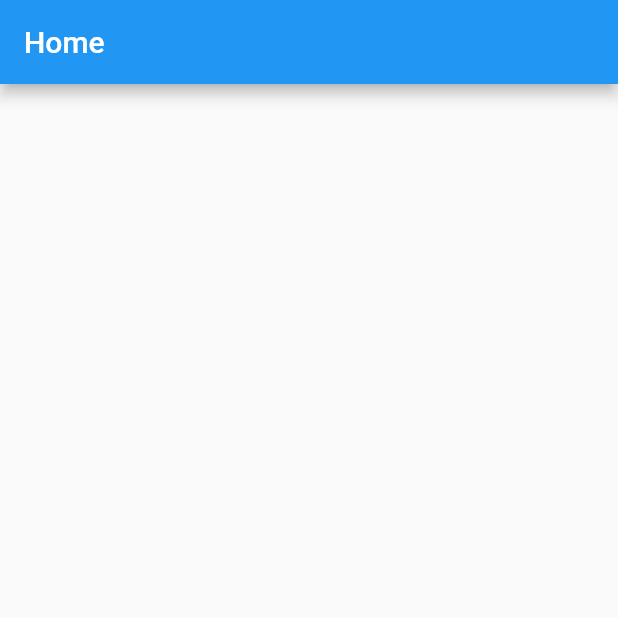
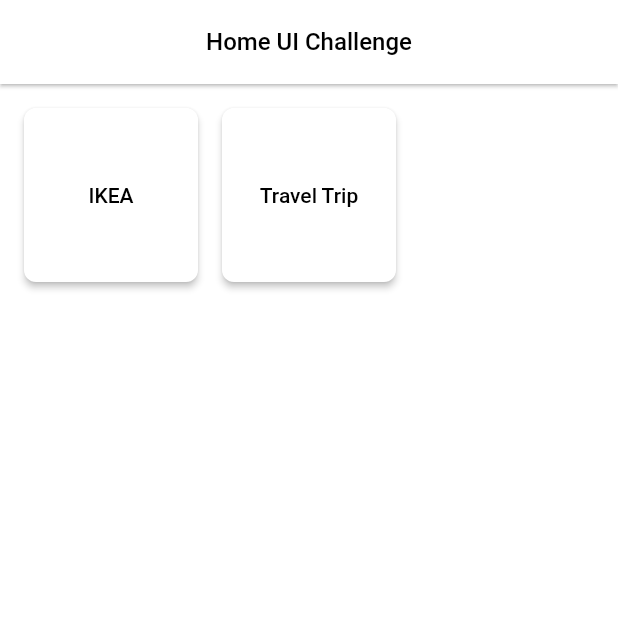
Before and after one commit to aguzri10/ui_challenge, a Flutter app: the screen it shows after launch, on a phone screen of 412 x 824 dp, the top half of it. Run offline on Flutter 3.47's test engine with Material 2 defaults, Android fonts, the phone set to English and light mode, and no system bars; our stand-ins replace flutter_svg.

Commit message:
ikea page update

```diff
--- a/lib/main.dart
+++ b/lib/main.dart
@@ -1,4 +1,5 @@
 import 'package:flutter/material.dart';
+import 'package:flutter/services.dart';
 import 'package:ui_challenge/routes/router.dart' as router;
 
 void main() {
@@ -9,10 +10,18 @@ class MyApp extends StatelessWidget {
   const MyApp({Key? key}) : super(key: key);
   @override
   Widget build(BuildContext context) {
+    SystemChrome.setPreferredOrientations([
+      DeviceOrientation.portraitUp,
+    ]);
+    SystemChrome.setSystemUIOverlayStyle(
+      const SystemUiOverlayStyle(statusBarColor: Colors.transparent),
+    );
+
     return MaterialApp(
-      title: 'Flutter Demo',
+      title: 'UI Challenge',
       theme: ThemeData(
-        primarySwatch: Colors.blue,
+        primaryColor: Colors.white,
+        scaffoldBackgroundColor: Colors.white,
       ),
       onGenerateRoute: router.Router.generateRoute,
     );
--- /dev/null
+++ b/lib/models/menu.dart
@@ -0,0 +1,7 @@
+class MenuModel {
+  final String? name;
+
+  MenuModel({this.name});
+}
+
+List<MenuModel> menus = [MenuModel(name: 'Travel Trip')];
--- a/lib/pages/index.dart
+++ b/lib/pages/index.dart
@@ -1,4 +1,6 @@
 import 'package:flutter/material.dart';
+import 'package:ui_challenge/routes/route_name.dart';
+import 'package:ui_challenge/widgets/menu.dart';
 
 class MainPage extends StatefulWidget {
   const MainPage({Key? key}) : super(key: key);
@@ -12,9 +14,54 @@ class _MainPageState extends State<MainPage> {
   Widget build(BuildContext context) {
     return Scaffold(
       appBar: AppBar(
-        title: const Text('Home'),
+        backgroundColor: Colors.white,
+        titleTextStyle: const TextStyle(
+          color: Colors.black,
+          fontSize: 16,
+          fontWeight: FontWeight.w500,
+        ),
+        title: const Text('Home UI Challenge'),
+        centerTitle: true,
+        elevation: 1,
       ),
-      body: const SizedBox(),
+      body: _MenuGrid(
+        travelTrip: () {
+          Navigator.pushNamedAndRemoveUntil(
+              context, travelDetailRoute, (route) => false);
+        },
+        ikea: () {
+          Navigator.pushNamedAndRemoveUntil(
+              context, ikeaHomeRoute, (route) => false);
+        },
+      ),
     );
   }
 }
+
+class _MenuGrid extends StatelessWidget {
+  const _MenuGrid({Key? key, this.travelTrip, this.ikea}) : super(key: key);
+
+  final Function()? travelTrip, ikea;
+
+  @override
+  Widget build(BuildContext context) {
+    return GridView.count(
+      padding: const EdgeInsets.all(16),
+      crossAxisCount: 3,
+      mainAxisSpacing: 16,
+      crossAxisSpacing: 16,
+      children: [
+        MenuWidget(
+          onTap: ikea,
+          icon: 'icon',
+          label: 'IKEA',
+        ),
+        MenuWidget(
+          onTap: travelTrip,
+          icon: 'icon',
+          label: 'Travel Trip',
+        ),
+      ],
+    );
+  }
+}
--- a/lib/routes/route_name.dart
+++ b/lib/routes/route_name.dart
@@ -1,2 +1,8 @@
 const String root = '/';
 const String mainRoute = '/main';
+
+// Travel Trip
+const String travelDetailRoute = '/main/travel-trip';
+
+// IKEA
+const String ikeaHomeRoute = '/ikea-home';
--- a/lib/routes/router.dart
+++ b/lib/routes/router.dart
@@ -1,5 +1,7 @@
 import 'package:flutter/material.dart';
+import 'package:ui_challenge/pages/ikea/index.dart';
 import 'package:ui_challenge/pages/index.dart';
+import 'package:ui_challenge/pages/travel-trip/detail.dart';
 import 'package:ui_challenge/root.dart';
 import 'package:ui_challenge/routes/route_name.dart';
 
@@ -10,6 +12,12 @@ class Router {
         return MaterialPageRoute(builder: (_) => const Root());
       case mainRoute:
         return MaterialPageRoute(builder: (_) => const MainPage());
+      case travelDetailRoute:
+        return MaterialPageRoute(builder: (_) => const DetailTrip());
+
+      // IKEA
+      case ikeaHomeRoute:
+        return MaterialPageRoute(builder: (_) => const IkeaMainPage());
       default:
         return null;
     }
--- /dev/null
+++ b/lib/services/assets.dart
@@ -0,0 +1,4 @@
+const String ikeaLogo = 'assets/images/ikea/IKEA-Logo.png';
+const String ikeaBanner = 'assets/images/ikea/Banner.png';
+const String ikeaSearch = 'assets/svg/ikea/Search.svg';
+const String ikeaBuy = 'assets/svg/ikea/Buy.svg';
--- /dev/null
+++ b/lib/widgets/menu.dart
@@ -0,0 +1,43 @@
+import 'package:flutter/material.dart';
+
+class MenuWidget extends StatelessWidget {
+  const MenuWidget({
+    Key? key,
+    this.onTap,
+    required this.icon,
+    required this.label,
+  }) : super(key: key);
+
+  final Function()? onTap;
+  final String? icon, label;
+
+  @override
+  Widget build(BuildContext context) {
+    return ElevatedButton(
+      style: ElevatedButton.styleFrom(
+        primary: Colors.white,
+        shape: RoundedRectangleBorder(
+          borderRadius: BorderRadius.circular(8),
+        ),
+      ),
+      onPressed: onTap,
+      child: Padding(
+        padding: const EdgeInsets.all(8.0),
+        child: Column(
+          mainAxisSize: MainAxisSize.min,
+          children: [
+            Text(
+              label!,
+              textAlign: TextAlign.center,
+              style: const TextStyle(
+                fontSize: 14,
+                fontWeight: FontWeight.w500,
+                color: Colors.black,
+              ),
+            ),
+          ],
+        ),
+      ),
+    );
+  }
+}
```
Also changed, not shown: lib/pages/ikea/category/index.dart (added, +14 -0 lines), lib/pages/ikea/home.dart/index.dart (added, +100 -0 lines), lib/pages/ikea/profile/index.dart (added, +12 -0 lines), lib/pages/travel-trip/detail.dart (added, +66 -0 lines), pubspec.yaml (+5 -2 lines), assets/images/ikea/Banner.png (added), assets/images/ikea/IKEA-Logo.png (added), assets/svg/ikea/Buy.svg (added), assets/svg/ikea/Search.svg (added), pubspec.lock, 2 other files.
